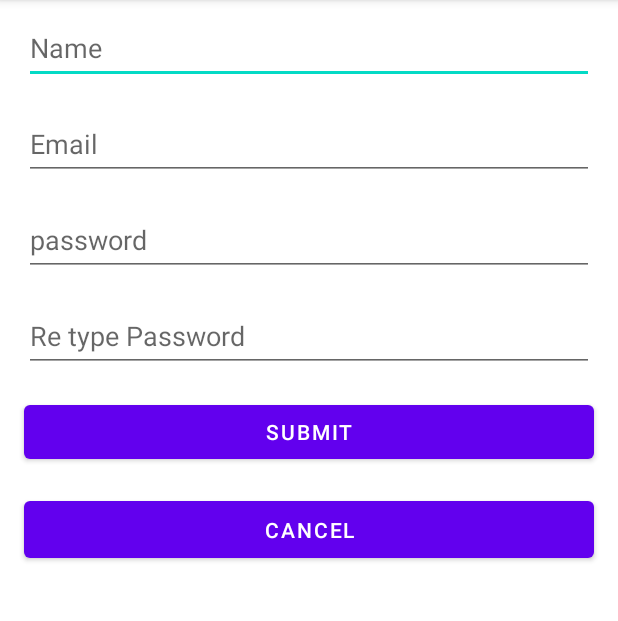
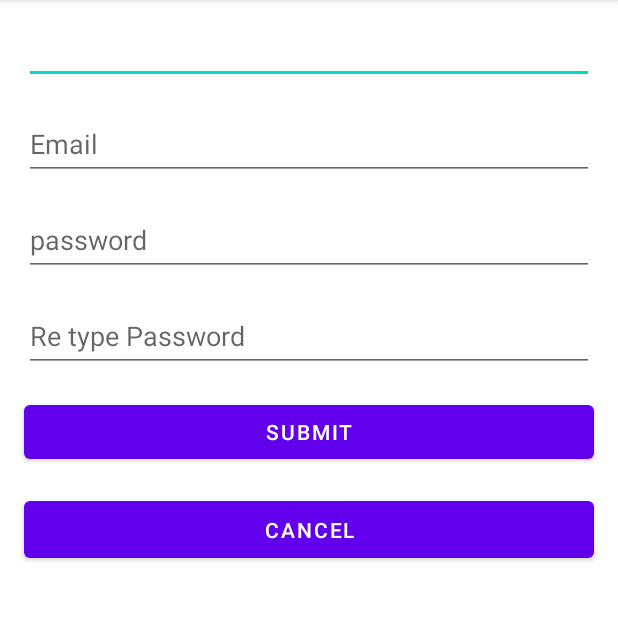
Before and after one commit to it21348648/MAD-Lab-sheet, an Android app: the screen it shows after launch (MainActivity), on a phone screen of 412 x 824 dp, the part 84-705 px from its top. Run offline under Robolectric (Android 15) with nearby library versions, the phone set to English and light mode, and no system bars.

Commit message:
My fist comment

```diff
--- a/app/src/main/res/layout/activity_main.xml
+++ b/app/src/main/res/layout/activity_main.xml
@@ -16,7 +16,7 @@
         android:layout_marginRight="16dp"
         android:layout_marginBottom="8dp"
         android:ems="10"
-        android:hint="Name"
+        android:hint="@string/String"
         android:inputType="textPersonName"
         app:layout_constraintBottom_toTopOf="@+id/edtEmail"
         app:layout_constraintEnd_toEndOf="parent"
--- a/app/src/main/res/values/strings.xml
+++ b/app/src/main/res/values/strings.xml
@@ -1,3 +1,4 @@
 <resources>
     <string name="app_name">My Application</string>
+    <string name="String" />
 </resources>
```
